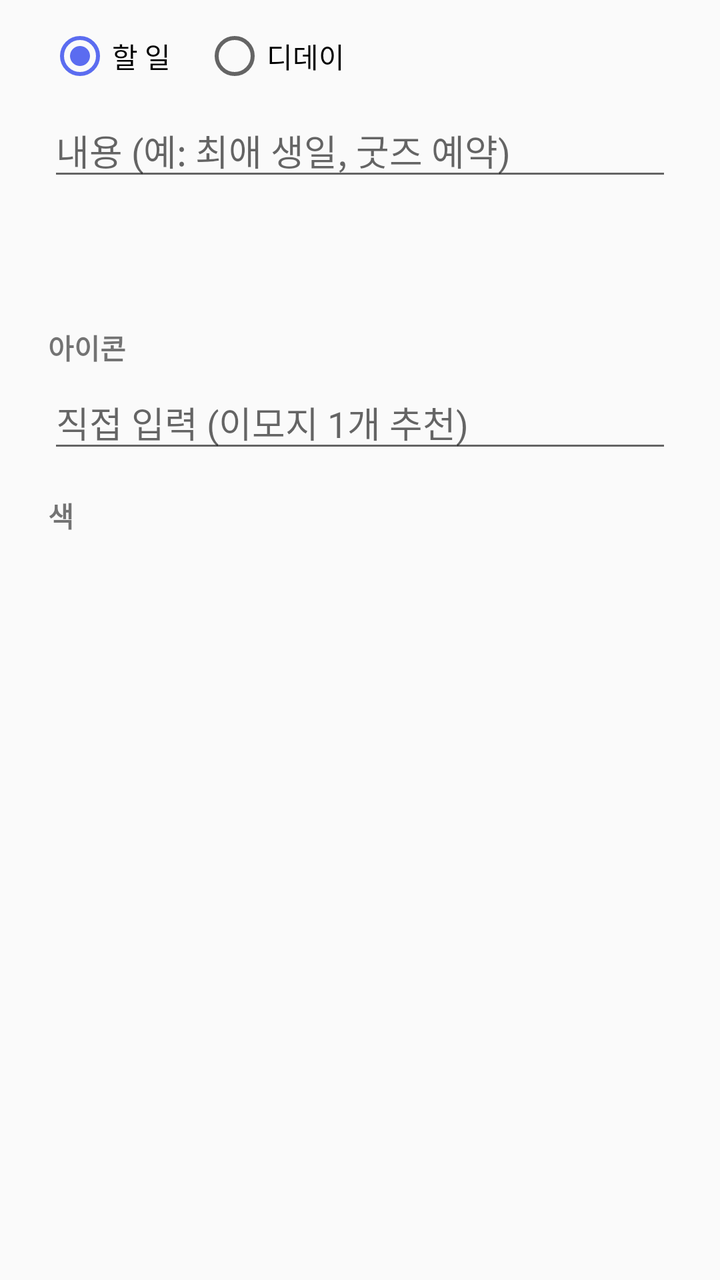
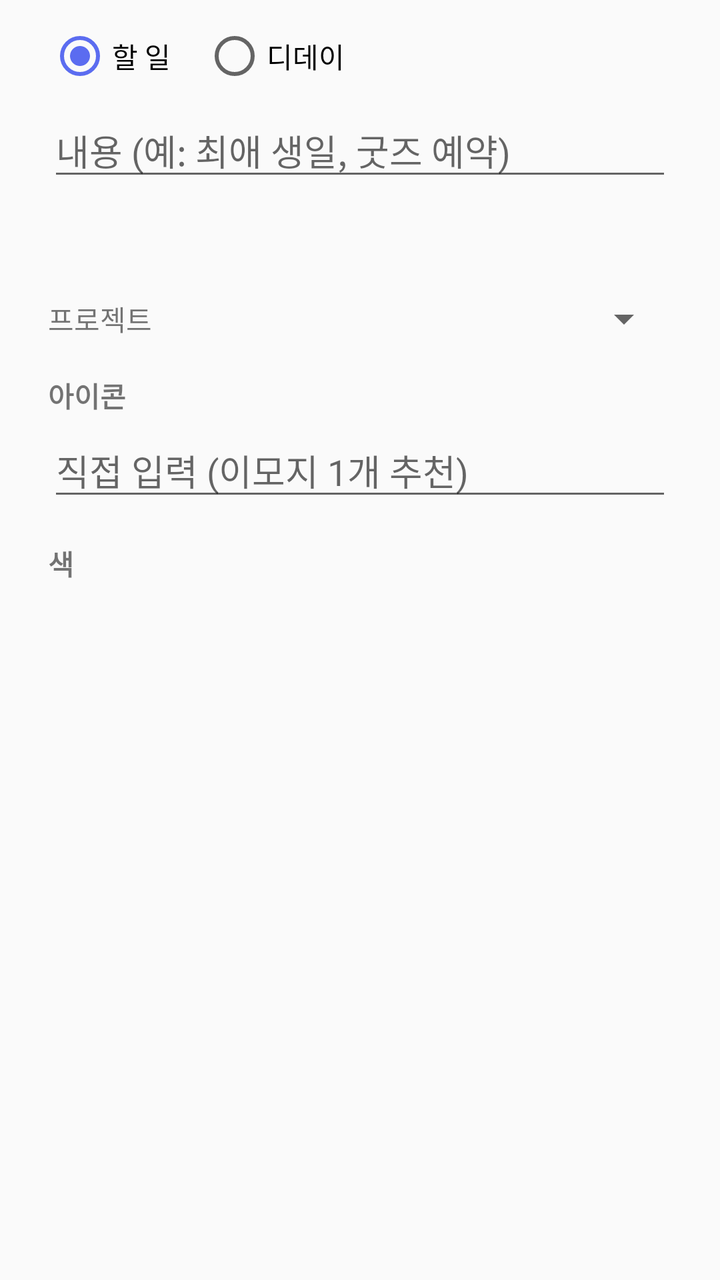

Screens rendered from an Android XML layout before and after an edit, with the pre-edit source and the edit as a unified diff.
<!-- AndroidManifest.xml: application theme AppTheme -->
<!-- res/layout/dialog_item.xml -->
<ScrollView xmlns:android="http://schemas.android.com/apk/res/android"
    android:layout_width="match_parent"
    android:layout_height="wrap_content">
<LinearLayout
    android:layout_width="match_parent"
    android:layout_height="wrap_content"
    android:orientation="vertical"
    android:paddingStart="24dp"
    android:paddingEnd="24dp"
    android:paddingTop="12dp">

    <RadioGroup
        android:id="@+id/type_group"
        android:layout_width="match_parent"
        android:layout_height="wrap_content"
        android:orientation="horizontal">
        <RadioButton
            android:id="@+id/type_todo"
            android:layout_width="wrap_content"
            android:layout_height="wrap_content"
            android:checked="true"
            android:text="할 일" />
        <RadioButton
            android:id="@+id/type_dday"
            android:layout_width="wrap_content"
            android:layout_height="wrap_content"
            android:layout_marginStart="16dp"
            android:text="디데이" />
    </RadioGroup>

    <EditText
        android:id="@+id/input_title"
        android:layout_width="match_parent"
        android:layout_height="wrap_content"
        android:layout_marginTop="8dp"
        android:hint="내용 (예: 최애 생일, 굿즈 예약)"
        android:inputType="text"
        android:maxLines="1" />

    <Button
        android:id="@+id/input_date"
        style="?android:attr/borderlessButtonStyle"
        android:layout_width="match_parent"
        android:layout_height="wrap_content"
        android:layout_marginTop="4dp"
        android:gravity="start|center_vertical"
        android:textSize="16sp" />

    <CheckBox
        android:id="@+id/input_yearly"
        android:layout_width="wrap_content"
        android:layout_height="wrap_content"
        android:text="매년 반복 (생일·기념일)"
        android:visibility="gone" />

    <TextView style="@style/SectionLabel" android:text="아이콘" />
    <HorizontalScrollView
        android:layout_width="match_parent"
        android:layout_height="wrap_content"
        android:scrollbars="none">
        <LinearLayout
            android:id="@+id/emoji_row"
            android:layout_width="wrap_content"
            android:layout_height="wrap_content"
            android:orientation="horizontal" />
    </HorizontalScrollView>
    <EditText
        android:id="@+id/input_emoji"
        android:layout_width="match_parent"
        android:layout_height="wrap_content"
        android:hint="직접 입력 (이모지 1개 추천)"
        android:inputType="text"
        android:maxLength="8"
        android:maxLines="1" />

    <TextView style="@style/SectionLabel" android:text="색" />
    <HorizontalScrollView
        android:layout_width="match_parent"
        android:layout_height="wrap_content"
        android:scrollbars="none">
        <LinearLayout
            android:id="@+id/color_row"
            android:layout_width="wrap_content"
            android:layout_height="wrap_content"
            android:orientation="horizontal" />
    </HorizontalScrollView>
</LinearLayout>
</ScrollView>
<!-- resources referenced by this layout -->
<resources>
  <style name="SectionLabel">
          <item name="android:layout_width">match_parent</item>
          <item name="android:layout_height">wrap_content</item>
          <item name="android:layout_marginTop">16dp</item>
          <item name="android:layout_marginBottom">4dp</item>
          <item name="android:textSize">14sp</item>
          <item name="android:textStyle">bold</item>
      </style>
  <style name="AppTheme" parent="android:Theme.Material.Light.DarkActionBar">
          <item name="android:colorPrimary">@color/accent</item>
          <item name="android:colorPrimaryDark">@color/accent_dark</item>
          <item name="android:colorAccent">@color/accent</item>
      </style>
  <color name="accent">#5B6CF0</color>
  <color name="accent_dark">#3F4CC0</color>
</resources>

<!-- the commit's change to res/layout/dialog_item.xml (unified diff, before → after) -->
@@ -46,6 +46,23 @@
         android:gravity="start|center_vertical"
         android:textSize="16sp" />
 
+    <LinearLayout
+        android:layout_width="match_parent"
+        android:layout_height="wrap_content"
+        android:gravity="center_vertical"
+        android:orientation="horizontal">
+        <TextView
+            android:layout_width="wrap_content"
+            android:layout_height="wrap_content"
+            android:text="프로젝트" />
+        <Spinner
+            android:id="@+id/input_project"
+            android:layout_width="0dp"
+            android:layout_height="wrap_content"
+            android:layout_marginStart="12dp"
+            android:layout_weight="1" />
+    </LinearLayout>
+
     <CheckBox
         android:id="@+id/input_yearly"
         android:layout_width="wrap_content"
